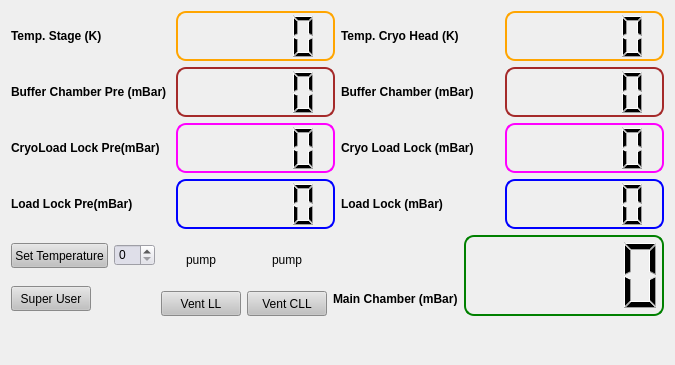
Old version of the form pyccapt/files/PyQt6_UI/gui_pumps_vacuum.ui in the repository mmonajem/pyoxcart.
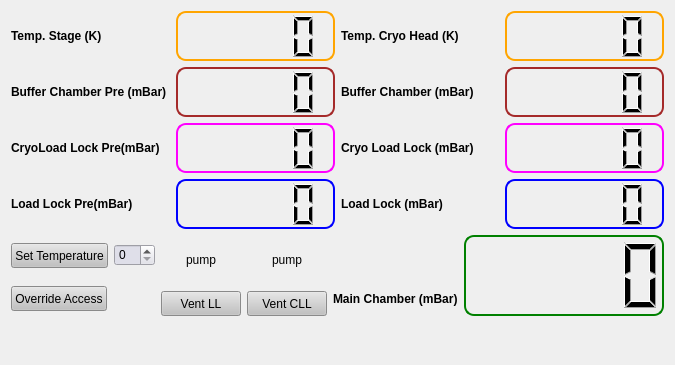
New version of the form.

```diff
--- a/pyccapt/files/PyQt6_UI/gui_pumps_vacuum.ui
+++ b/pyccapt/files/PyQt6_UI/gui_pumps_vacuum.ui
@@ -545,7 +545,7 @@
                                 </string>
                             </property>
                             <property name="text">
-                                <string>Super User</string>
+                                <string>Override Access</string>
                             </property>
                         </widget>
                     </item>
```
